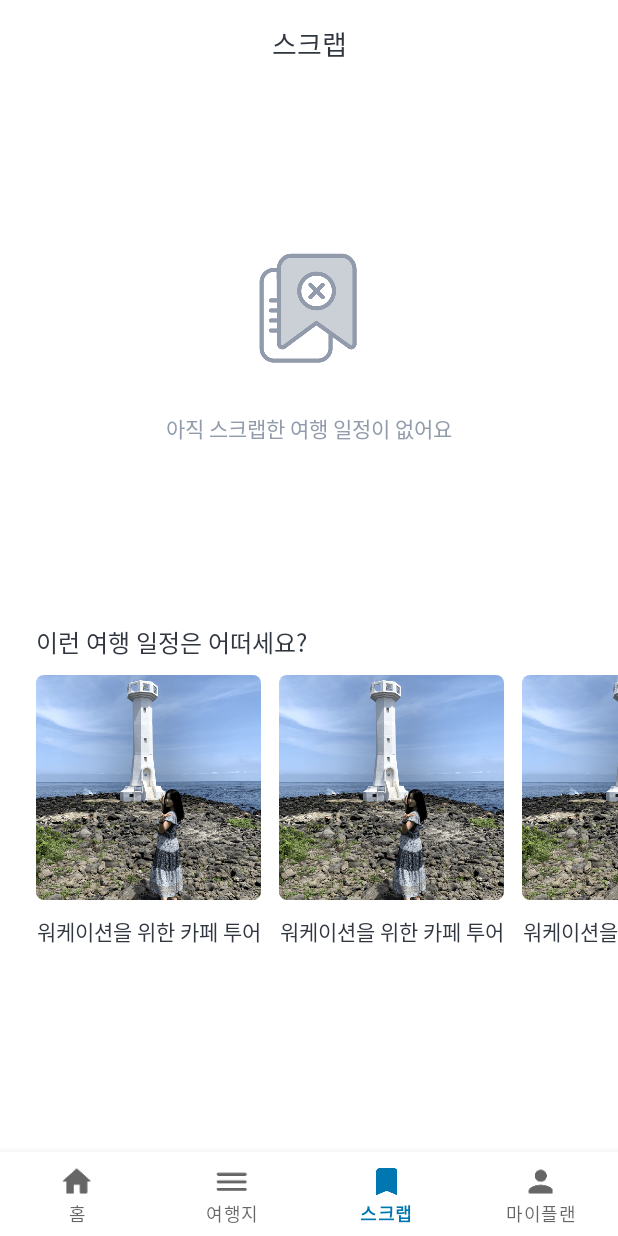
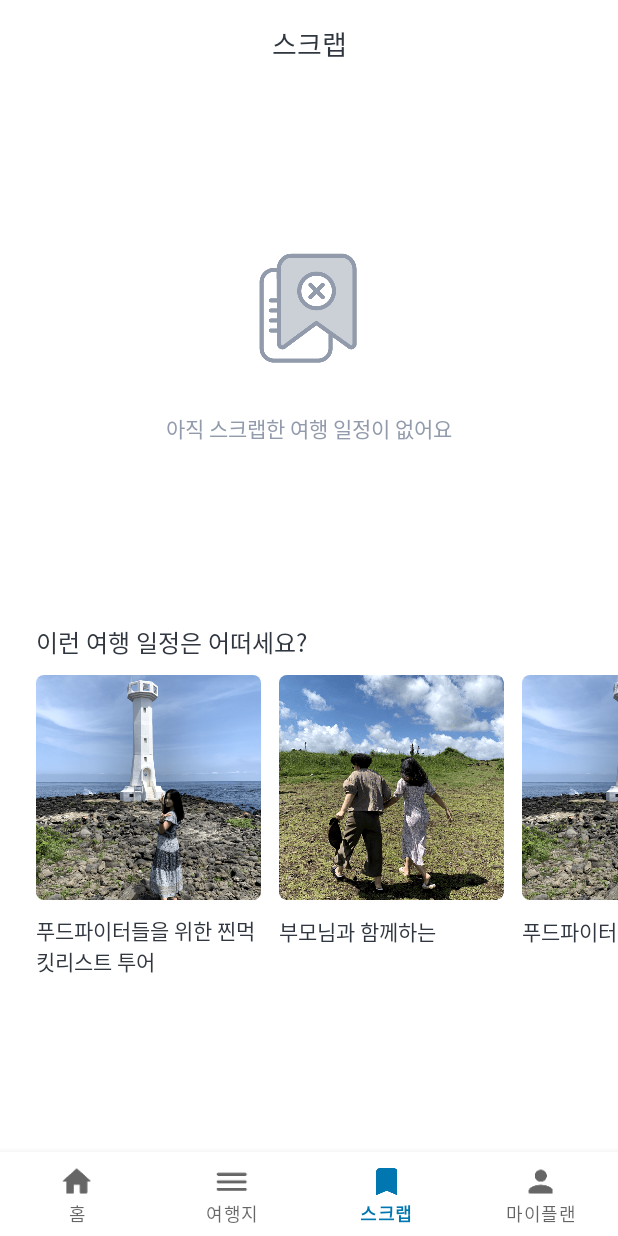
Before and after one commit to TeamBeMyPlan/BeMyPlan-Android, an Android app: the screen it shows after launch (MainActivity), item 3 of the bottom bar chosen, on a phone screen of 412 x 824 dp. Run offline under Robolectric (Android 15) with nearby library versions, the phone set to English and light mode, and no system bars; our stand-ins replace data binding.

```diff
--- a/app/src/main/res/layout/item_scrap_empty_content.xml
+++ b/app/src/main/res/layout/item_scrap_empty_content.xml
@@ -17,29 +17,29 @@
 
         <ImageView
             android:id="@+id/iv_photo"
+            setImage="@{model.photo}"
             android:layout_width="150dp"
             android:layout_height="150dp"
             android:adjustViewBounds="true"
             android:background="@drawable/rectangle_radius_5"
             android:scaleType="centerCrop"
-            android:src="@drawable/rectangle_5715"
             app:layout_constraintEnd_toEndOf="parent"
             app:layout_constraintStart_toStartOf="parent"
             app:layout_constraintTop_toTopOf="parent" />
 
         <TextView
             android:id="@+id/tv_title"
-            android:layout_width="wrap_content"
+            android:layout_width="0dp"
             android:layout_height="wrap_content"
             android:layout_marginTop="10dp"
             android:ellipsize="end"
             android:fontFamily="@font/spoqa_han_sans_neo_bold"
             android:maxLines="2"
-            android:text="워케이션을 위한 카페 투어"
+            android:text="@{model.title}"
             android:textColor="@color/grey_313740"
             android:textSize="14sp"
-            app:layout_constraintEnd_toEndOf="parent"
-            app:layout_constraintStart_toStartOf="parent"
+            app:layout_constraintEnd_toEndOf="@id/iv_photo"
+            app:layout_constraintStart_toStartOf="@id/iv_photo"
             app:layout_constraintTop_toBottomOf="@id/iv_photo" />
 
     </androidx.constraintlayout.widget.ConstraintLayout>
```
